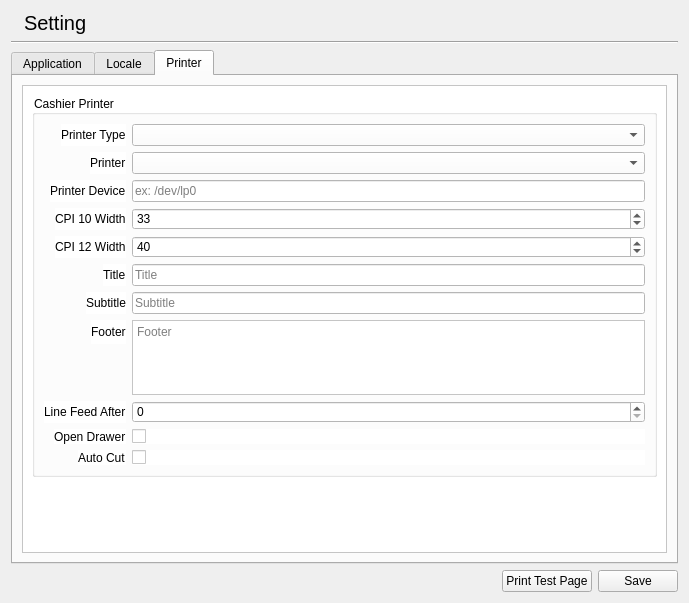
Above: libgui/setting/settingwidget.ui from apinprastya/sultan before the change. Below: the same form after it.
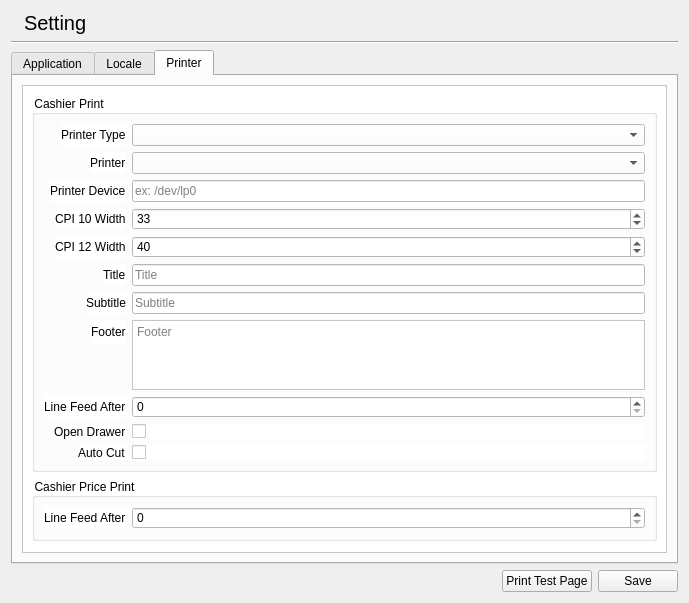
That is the form after the change. Icons and pictures are not drawn.

Commit message: adding print price from item widget table

```diff
--- a/libgui/setting/settingwidget.ui
+++ b/libgui/setting/settingwidget.ui
@@ -331,15 +331,15 @@
            <rect>
             <x>0</x>
             <y>0</y>
-            <width>647</width>
-            <height>452</height>
+            <width>645</width>
+            <height>459</height>
            </rect>
           </property>
           <layout class="QVBoxLayout" name="verticalLayout_8">
            <item>
             <widget class="QGroupBox" name="groupBox_4">
              <property name="title">
-              <string>Cashier Printer</string>
+              <string>Cashier Print</string>
              </property>
              <layout class="QVBoxLayout" name="verticalLayout_9">
               <item>
@@ -527,6 +527,28 @@
              </layout>
             </widget>
            </item>
+           <item>
+            <widget class="QGroupBox" name="groupBox_5">
+             <property name="title">
+              <string>Cashier Price Print</string>
+             </property>
+             <layout class="QFormLayout" name="formLayout_6">
+              <property name="labelAlignment">
+               <set>Qt::AlignRight|Qt::AlignTrailing|Qt::AlignVCenter</set>
+              </property>
+              <item row="0" column="0">
+               <widget class="QLabel" name="label_24">
+                <property name="text">
+                 <string>Line Feed After</string>
+                </property>
+               </widget>
+              </item>
+              <item row="0" column="1">
+               <widget class="QSpinBox" name="spinCashierPriceLinefeed"/>
+              </item>
+             </layout>
+            </widget>
+           </item>
            <item>
             <spacer name="verticalSpacer_2">
              <property name="orientation">
```
Left out of the diff: 8 changed lines with no effect on the pictures. The commit also changes 5 other files.
